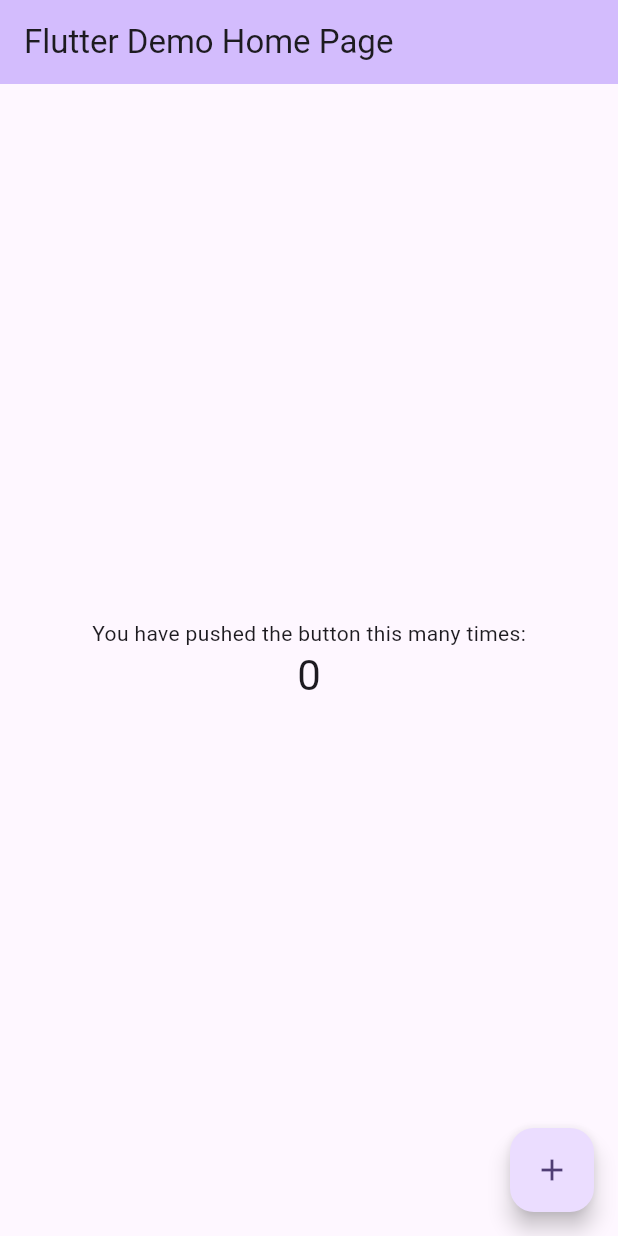
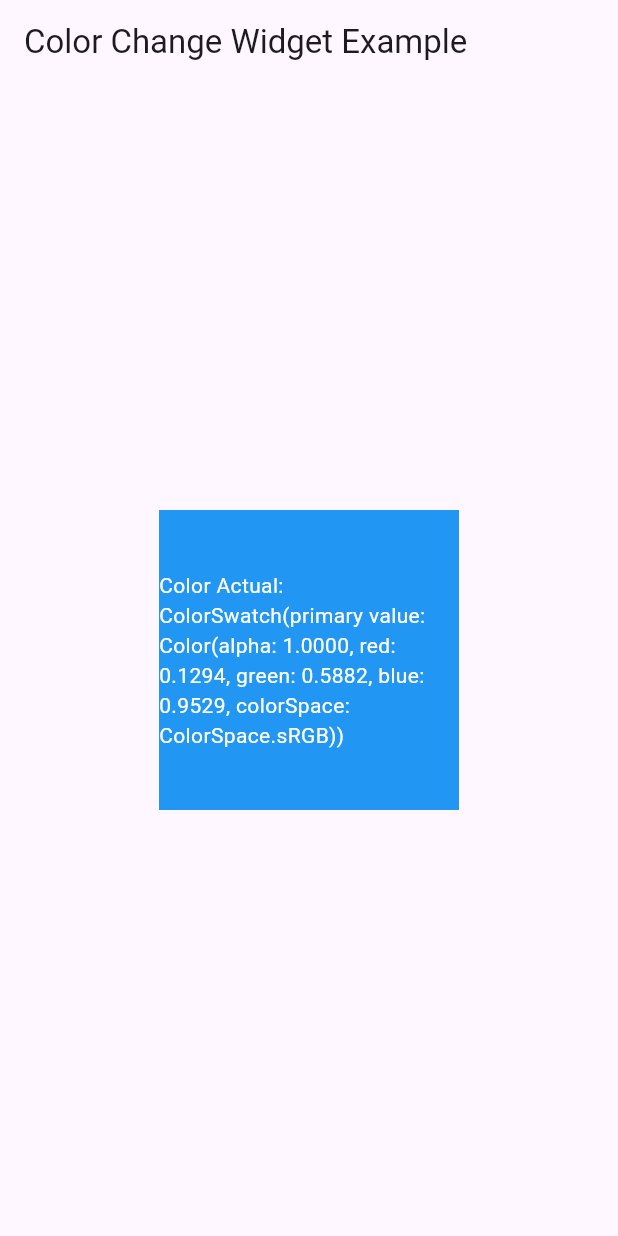
Before and after one commit to AaronStivens/prueba_intermedia_1, a Flutter app: the screen it shows after launch, on a phone screen of 412 x 824 dp. Run offline on Flutter 3.47's test engine with Material 3 defaults, Android fonts, the phone set to English and light mode, and no system bars.

Commit message:
Aplicado randomizador

```diff
--- a/lib/main.dart
+++ b/lib/main.dart
@@ -1,125 +1,63 @@
 import 'package:flutter/material.dart';
+import 'dart:math';
 
-void main() {
-  runApp(const MyApp());
+class ColorChangeWidget extends StatefulWidget {
+  @override
+  _ColorChangeWidgetState createState() => _ColorChangeWidgetState();
 }
 
-class MyApp extends StatelessWidget {
-  const MyApp({super.key});
+class _ColorChangeWidgetState extends State<ColorChangeWidget> {
+  // Definimos los colores inicial y alternativo
+  Color _currentColor = Colors.blue;
+  Color _alternativeColor = Colors.red;
 
-  // This widget is the root of your application.
   @override
   Widget build(BuildContext context) {
-    return MaterialApp(
-      title: 'Flutter Demo',
-      theme: ThemeData(
-        // This is the theme of your application.
-        //
-        // TRY THIS: Try running your application with "flutter run". You'll see
-        // the application has a purple toolbar. Then, without quitting the app,
-        // try changing the seedColor in the colorScheme below to Colors.green
-        // and then invoke "hot reload" (save your changes or press the "hot
-        // reload" button in a Flutter-supported IDE, or press "r" if you used
-        // the command line to start the app).
-        //
-        // Notice that the counter didn't reset back to zero; the application
-        // state is not lost during the reload. To reset the state, use hot
-        // restart instead.
-        //
-        // This works for code too, not just values: Most code changes can be
-        // tested with just a hot reload.
-        colorScheme: ColorScheme.fromSeed(seedColor: Colors.deepPurple),
-        useMaterial3: true,
+    return GestureDetector(
+      onTap: () {
+        // Al tocar el contenedor, llamamos a la función para cambiar el color
+        _changeColor();
+      },
+      child: Container(
+        // Establecemos el color actual del contenedor
+        color: _currentColor,
+        width: 200,
+        height: 200,
+        child: Center(
+          // Mostramos el nombre del color actual
+          child: Text(
+            'Color Actual: ${_currentColor}',
+            style: TextStyle(color: Colors.white),
+          ),
+        ),
       ),
-      home: const MyHomePage(title: 'Flutter Demo Home Page'),
     );
+  }
+
+  // Función para cambiar el color del contenedor
+  void _changeColor() {
+    // Generamos colores aleatorios para el color actual y el alternativo
+    Color newColor = Color((Random().nextDouble() * 0xFFFFFF).toInt() << 0).withOpacity(1.0);
+    Color newAlternativeColor = Color((Random().nextDouble() * 0xFFFFFF).toInt() << 0).withOpacity(1.0);
+
+    setState(() {
+      // Asignamos los nuevos colores generados
+      _currentColor = newColor;
+      _alternativeColor = newAlternativeColor;
+    });
   }
 }
 
-class MyHomePage extends StatefulWidget {
-  const MyHomePage({super.key, required this.title});
-
-  // This widget is the home page of your application. It is stateful, meaning
-  // that it has a State object (defined below) that contains fields that affect
-  // how it looks.
-
-  // This class is the configuration for the state. It holds the values (in this
-  // case the title) provided by the parent (in this case the App widget) and
-  // used by the build method of the State. Fields in a Widget subclass are
-  // always marked "final".
-
-  final String title;
-
-  @override
-  State<MyHomePage> createState() => _MyHomePageState();
-}
-
-class _MyHomePageState extends State<MyHomePage> {
-  int _counter = 0;
-
-  void _incrementCounter() {
-    setState(() {
-      // This call to setState tells the Flutter framework that something has
-      // changed in this State, which causes it to rerun the build method below
-      // so that the display can reflect the updated values. If we changed
-      // _counter without calling setState(), then the build method would not be
-      // called again, and so nothing would appear to happen.
-      _counter++;
-    });
-  }
-
-  @override
-  Widget build(BuildContext context) {
-    // This method is rerun every time setState is called, for instance as done
-    // by the _incrementCounter method above.
-    //
-    // The Flutter framework has been optimized to make rerunning build methods
-    // fast, so that you can just rebuild anything that needs updating rather
-    // than having to individually change instances of widgets.
-    return Scaffold(
+// Ejemplo de uso de ColorChangeWidget
+void main() {
+  runApp(MaterialApp(
+    home: Scaffold(
       appBar: AppBar(
-        // TRY THIS: Try changing the color here to a specific color (to
-        // Colors.amber, perhaps?) and trigger a hot reload to see the AppBar
-        // change color while the other colors stay the same.
-        backgroundColor: Theme.of(context).colorScheme.inversePrimary,
-        // Here we take the value from the MyHomePage object that was created by
-        // the App.build method, and use it to set our appbar title.
-        title: Text(widget.title),
+        title: Text('Color Change Widget Example'),
       ),
       body: Center(
-        // Center is a layout widget. It takes a single child and positions it
-        // in the middle of the parent.
-        child: Column(
-          // Column is also a layout widget. It takes a list of children and
-          // arranges them vertically. By default, it sizes itself to fit its
-          // children horizontally, and tries to be as tall as its parent.
-          //
-          // Column has various properties to control how it sizes itself and
-          // how it positions its children. Here we use mainAxisAlignment to
-          // center the children vertically; the main axis here is the vertical
-          // axis because Columns are vertical (the cross axis would be
-          // horizontal).
-          //
-          // TRY THIS: Invoke "debug painting" (choose the "Toggle Debug Paint"
-          // action in the IDE, or press "p" in the console), to see the
-          // wireframe for each widget.
-          mainAxisAlignment: MainAxisAlignment.center,
-          children: <Widget>[
-            const Text(
-              'You have pushed the button this many times:',
-            ),
-            Text(
-              '$_counter',
-              style: Theme.of(context).textTheme.headlineMedium,
-            ),
-          ],
-        ),
+        child: ColorChangeWidget(),
       ),
-      floatingActionButton: FloatingActionButton(
-        onPressed: _incrementCounter,
-        tooltip: 'Increment',
-        child: const Icon(Icons.add),
-      ), // This trailing comma makes auto-formatting nicer for build methods.
-    );
-  }
+    ),
+  ));
 }
```
